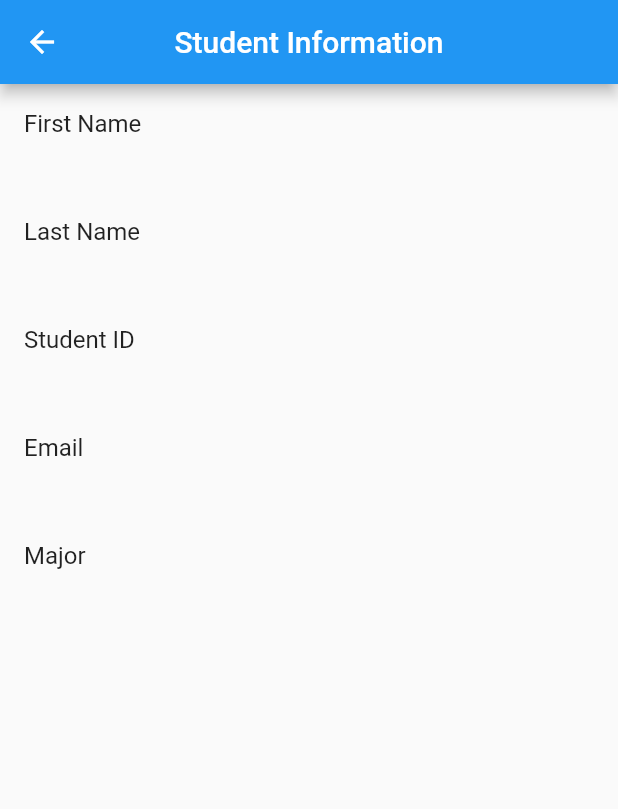
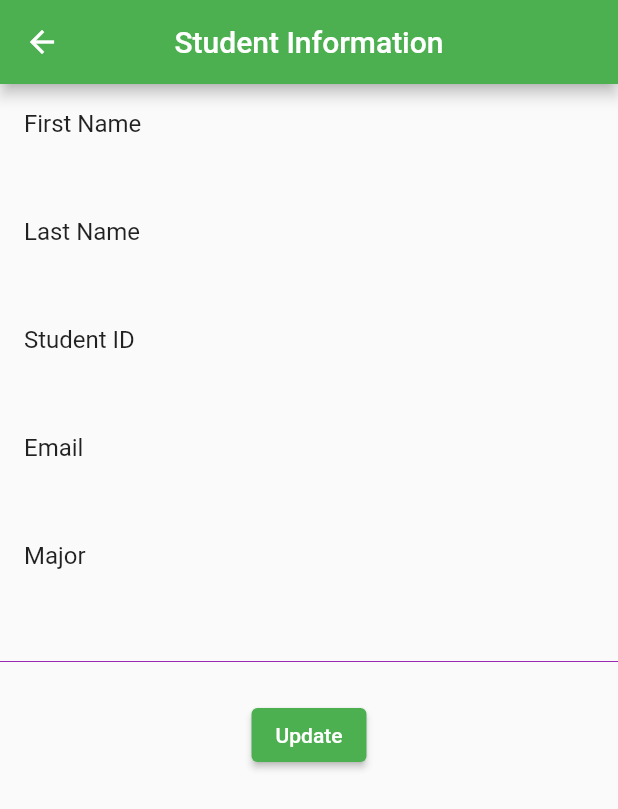
Before and after one commit to OzodTagoevSh/e_journal, a Flutter app: the StudentInfo screen opened directly with empty values, on a phone screen of 412 x 824 dp. Shown: the top 809 px of the screen. Run offline on Flutter 3.47's test engine with Material 2 defaults, Android fonts, the phone set to English and light mode, and no system bars; our stand-ins replace cloud_firestore, firebase_core, firebase_database; missing offline and left inert: horizontal_data_table; accounts and stored records are empty.

Commit message:
CRUD for students is ready!

```diff
--- a/lib/student/student.dart
+++ b/lib/student/student.dart
@@ -1,139 +1,19 @@
+import 'package:cloud_firestore/cloud_firestore.dart';
+import 'package:firebase_database/firebase_database.dart';
+import 'package:flutter/cupertino.dart';
 
 class Student {
   List<StudentInformation> _userInfo = <StudentInformation>[];
+  CollectionReference student = FirebaseFirestore.instance.collection('students');
+
+
   List<Map> students = [
     {
       'firstName': 'Ozod',
       'lastName': 'Tagoev',
+      'studentId': 'U1710010',
       'email': 'ozod.tagoev@gmail.com',
-      'studentId': 'U1710010',
-      'major': 'CSE',
-    },
-    {
-      'firstName': 'Komron',
-      'lastName': 'Khodjaev',
-      'email': 'k.khodjaev@gmail.com',
-      'studentId': 'U1710128',
-      'major': 'ICE',
-    },
-    {
-      'firstName': 'Komron',
-      'lastName': 'Khodjaev',
-      'email': 'k.khodjaev@gmail.com',
-      'studentId': 'U1710128',
-      'major': 'ICE',
-    },
-    {
-      'firstName': 'Komron',
-      'lastName': 'Khodjaev',
-      'email': 'k.khodjaev@gmail.com',
-      'studentId': 'U1710128',
-      'major': 'ICE',
-    },
-    {
-      'firstName': 'Komron',
-      'lastName': 'Khodjaev',
-      'email': 'k.khodjaev@gmail.com',
-      'studentId': 'U1710128',
-      'major': 'ICE',
-    },
-    {
-      'firstName': 'Komron',
-      'lastName': 'Khodjaev',
-      'email': 'k.khodjaev@gmail.com',
-      'studentId': 'U1710128',
-      'major': 'ICE',
-    },
-    {
-      'firstName': 'Komron',
-      'lastName': 'Khodjaev',
-      'email': 'k.khodjaev@gmail.com',
-      'studentId': 'U1710128',
-      'major': 'ICE',
-    },
-    {
-      'firstName': 'Komron',
-      'lastName': 'Khodjaev',
-      'email': 'k.khodjaev@gmail.com',
-      'studentId': 'U1710128',
-      'major': 'ICE',
-    },
-    {
-      'firstName': 'Komron',
-      'lastName': 'Khodjaev',
-      'email': 'k.khodjaev@gmail.com',
-      'studentId': 'U1710128',
-      'major': 'ICE',
-    },
-    {
-      'firstName': 'Komron',
-      'lastName': 'Khodjaev',
-      'email': 'k.khodjaev@gmail.com',
-      'studentId': 'U1710128',
-      'major': 'ICE',
-    },
-    {
-      'firstName': 'Komron',
-      'lastName': 'Khodjaev',
-      'email': 'k.khodjaev@gmail.com',
-      'studentId': 'U1710128',
-      'major': 'ICE',
-    },
-    {
-      'firstName': 'Komron',
-      'lastName': 'Khodjaev',
-      'email': 'k.khodjaev@gmail.com',
-      'studentId': 'U1710128',
-      'major': 'ICE',
-    },
-    {
-      'firstName': 'Komron',
-      'lastName': 'Khodjaev',
-      'email': 'k.khodjaev@gmail.com',
-      'studentId': 'U1710128',
-      'major': 'ICE',
-    },
-    {
-      'firstName': 'Komron',
-      'lastName': 'Khodjaev',
-      'email': 'k.khodjaev@gmail.com',
-      'studentId': 'U1710128',
-      'major': 'ICE',
-    },
-    {
-      'firstName': 'Komron',
-      'lastName': 'Khodjaev',
-      'email': 'k.khodjaev@gmail.com',
-      'studentId': 'U1710128',
-      'major': 'ICE',
-    },
-    {
-      'firstName': 'Komron',
-      'lastName': 'Khodjaev',
-      'email': 'k.khodjaev@gmail.com',
-      'studentId': 'U1710128',
-      'major': 'ICE',
-    },
-    {
-      'firstName': 'Komron',
-      'lastName': 'Khodjaev',
-      'email': 'k.khodjaev@gmail.com',
-      'studentId': 'U1710128',
-      'major': 'ICE',
-    },
-    {
-      'firstName': 'Komron',
-      'lastName': 'Khodjaev',
-      'email': 'k.khodjaev@gmail.com',
-      'studentId': 'U1710128',
-      'major': 'ICE',
-    },
-    {
-      'firstName': 'Komron',
-      'lastName': 'Khodjaev',
-      'email': 'k.khodjaev@gmail.com',
-      'studentId': 'U1710128',
-      'major': 'ICE',
+      'major': 'CSE'
     }
   ];
 
@@ -142,7 +22,7 @@ class Student {
       _userInfo.add(StudentInformation(
         firstName: students[i]['firstName'],
         lastName: students[i]['lastName'],
-        order: i+1,
+        order: i + 1,
         email: students[i]['email'],
         studentId: students[i]['studentId'],
         major: students[i]['major'],
--- a/lib/student/student_info.dart
+++ b/lib/student/student_info.dart
@@ -1,7 +1,7 @@
 import 'package:flutter/material.dart';
 import 'package:e_journal/student/student.dart';
 
-class StudentInfo extends StatelessWidget {
+class StudentInfo extends StatefulWidget {
 
   String firstName;
   String lastName;
@@ -18,37 +18,53 @@ class StudentInfo extends StatelessWidget {
   });
 
   @override
+  State<StudentInfo> createState() => _StudentInfoState();
+}
+
+class _StudentInfoState extends State<StudentInfo> {
+  @override
   Widget build(BuildContext context) {
     return Scaffold(
       appBar: AppBar(
         title: const Text('Student Information'),
         centerTitle: true,
+        backgroundColor: Colors.green,
       ),
-      body: Center(
-        child: Column(
+      body: Column(
         children: [
           ListTile(
-              title: Text('First Name'),
-              subtitle: Text(firstName),
+            title: const Text('First Name'),
+            subtitle: Text(widget.firstName, style: const TextStyle(color: Colors.purple, fontWeight: FontWeight.w600),),
           ),
           ListTile(
-              title: Text('Last Name'),
-              subtitle: Text(lastName),
+            title: const Text('Last Name'),
+            subtitle: Text(
+              widget.lastName,
+              style: const TextStyle(
+                  color: Colors.purple, fontWeight: FontWeight.w600),
+            ),
           ),
           ListTile(
-              title: Text('Student ID'),
-              subtitle: Text(studentId),
+            title: const Text('Student ID'),
+            subtitle: Text(widget.studentId, style: const TextStyle(color: Colors.purple, fontWeight: FontWeight.w600),),
           ),
           ListTile(
-              title: Text('Email'),
-              subtitle: Text(email),
+            title: const Text('Email'),
+            subtitle: Text(widget.email, style: const TextStyle(color: Colors.purple, fontWeight: FontWeight.w600),),
           ),
           ListTile(
-              title: Text('Major'),
-              subtitle: Text(major),
+            title: const Text('Major'),
+            subtitle: Text(widget.major, style: const TextStyle(color: Colors.purple, fontWeight: FontWeight.w600),),
+          ),
+
+          const Divider(height: 50, color: Colors.purple,),
+          ElevatedButton(onPressed: () {},
+            child: const Text('Update'),
+            style: ButtonStyle(
+              backgroundColor: MaterialStateProperty.all<Color>(Colors.green,)
+            ),
           ),
         ],
-        ),
       ),
     );
   }
--- a/pubspec.yaml
+++ b/pubspec.yaml
@@ -33,6 +33,7 @@ dependencies:
   horizontal_data_table: ^3.4.2
   firebase_database: ^7.1.1
   cloud_firestore: ^2.3.0
+  firebase_core: ^1.3.0
 
 
   # The following adds the Cupertino Icons font to your application.
```
Also changed, not shown: lib/home.dart (deleted, +0 -47 lines), lib/main.dart (+10 -14 lines), lib/pages/add_student.dart (added, +180 -0 lines), lib/pages/home.dart (added, +59 -0 lines), lib/pages/remove_student.dart (added, +113 -0 lines), lib/pages/student_table.dart (renamed from lib/student/student_table.dart, +30 -6 lines), lib/subject.dart (+31 -2 lines), pubspec.lock, 1 other file. Lines whose indentation alone changed are shown as unchanged.
